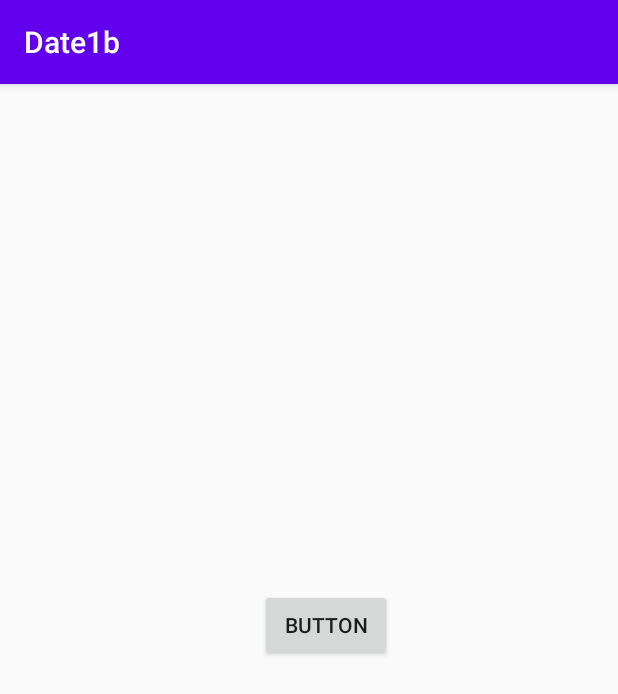
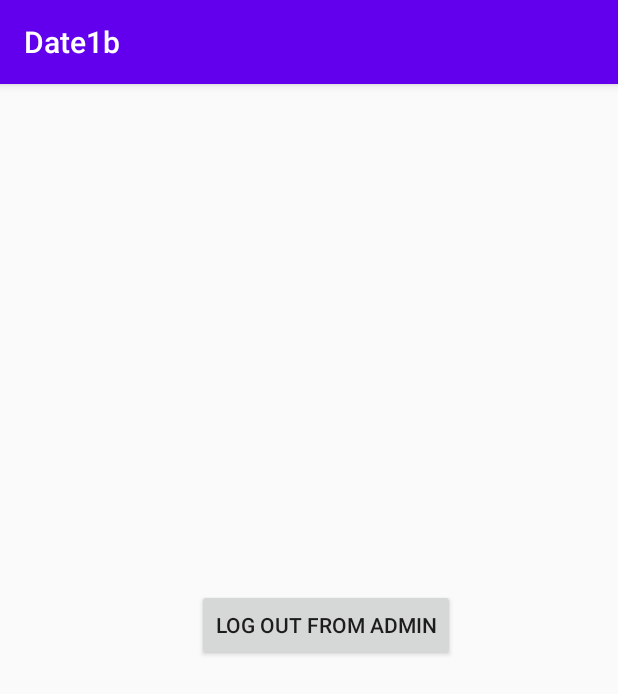
Before and after one commit to NDM-123/GetDate, an Android app: the Admin screen opened directly, with no data from a screen before it, on a phone screen of 412 x 824 dp. Shown: the top 694 px of the screen. Run offline under Robolectric (Android 15) with nearby library versions, the phone set to English and light mode, and no system bars; our stand-ins replace Firebase (no records; nobody signed in at launch, a user with empty details on screens opened directly).

Commit message:
Connect to Firebase with admin and user privileges

```diff
--- a/app/src/main/AndroidManifest.xml
+++ b/app/src/main/AndroidManifest.xml
@@ -1,9 +1,11 @@
 <?xml version="1.0" encoding="utf-8"?>
 <manifest xmlns:android="http://schemas.android.com/apk/res/android"
     package="com.example.date1b">
+    <uses-permission android:name="android.permission.INTERNET"/>
 
     <application
         android:allowBackup="true"
+        android:usesCleartextTraffic="true"
         android:icon="@mipmap/ic_launcher"
         android:label="@string/app_name"
         android:roundIcon="@mipmap/ic_launcher_round"
--- a/app/src/main/java/com/example/date1b/Admin.java
+++ b/app/src/main/java/com/example/date1b/Admin.java
@@ -2,7 +2,12 @@ package com.example.date1b;
 
 import androidx.appcompat.app.AppCompatActivity;
 
+import android.content.Intent;
 import android.os.Bundle;
+import android.view.View;
+import android.widget.Button;
+
+import com.google.firebase.auth.FirebaseAuth;
 
 public class Admin extends AppCompatActivity {
 
@@ -10,5 +15,15 @@ public class Admin extends AppCompatActivity {
     protected void onCreate(Bundle savedInstanceState) {
         super.onCreate(savedInstanceState);
         setContentView(R.layout.activity_admin);
+        Button logout = findViewById(R.id.logoutBtn2);
+        logout.setOnClickListener(new View.OnClickListener(){
+            @Override
+            public void onClick(View view){
+                FirebaseAuth.getInstance().signOut();
+                startActivity(new Intent(getApplicationContext(),Login.class));
+                finish();
+            }
+        });
     }
+
 }
--- a/app/src/main/java/com/example/date1b/Login.java
+++ b/app/src/main/java/com/example/date1b/Login.java
@@ -34,7 +34,7 @@ public class Login extends AppCompatActivity {
         fAuth = FirebaseAuth.getInstance();
         fStore = FirebaseFirestore.getInstance();
 
-        email = findViewById(R.id.loginPassword);
+        email = findViewById(R.id.loginEmail);
         password = findViewById(R.id.loginPassword);
         loginBtn = findViewById(R.id.loginBtn);
         gotoRegister = findViewById(R.id.gotoRegister);
@@ -55,7 +55,7 @@ public class Login extends AppCompatActivity {
                 }).addOnFailureListener(new OnFailureListener() {
                     @Override
                     public void onFailure(@NonNull Exception e) {
-
+                        Toast.makeText(Login.this,e.getMessage(),Toast.LENGTH_SHORT).show();
                     }
                 });
                 }
--- a/app/src/main/res/layout/activity_admin.xml
+++ b/app/src/main/res/layout/activity_admin.xml
@@ -7,16 +7,17 @@
     tools:context=".Admin">
 
     <Button
-        android:id="@+id/button"
+        android:id="@+id/logoutBtn2"
         android:layout_width="wrap_content"
         android:layout_height="wrap_content"
         android:layout_marginStart="173dp"
         android:layout_marginTop="318dp"
         android:layout_marginEnd="151dp"
         android:layout_marginBottom="365dp"
-        android:text="Button"
+        android:text="Log out from admin"
         app:layout_constraintBottom_toBottomOf="parent"
         app:layout_constraintEnd_toEndOf="parent"
         app:layout_constraintStart_toStartOf="parent"
         app:layout_constraintTop_toTopOf="parent" />
+
 </androidx.constraintlayout.widget.ConstraintLayout>
--- a/app/src/main/res/layout/activity_main.xml
+++ b/app/src/main/res/layout/activity_main.xml
@@ -9,7 +9,7 @@
     <TextView
         android:layout_width="wrap_content"
         android:layout_height="wrap_content"
-        android:text="Dashboard"
+        android:text="User screen"
         app:layout_constraintBottom_toBottomOf="parent"
         app:layout_constraintLeft_toLeftOf="parent"
         app:layout_constraintRight_toRightOf="parent"
@@ -22,7 +22,7 @@
         android:layout_marginStart="16dp"
         android:layout_marginEnd="16dp"
         android:layout_marginBottom="8dp"
-        android:text="Logout"
+        android:text="Logout from user"
         app:layout_constraintBottom_toBottomOf="parent"
         app:layout_constraintEnd_toEndOf="parent"
         app:layout_constraintStart_toStartOf="parent" />
```
